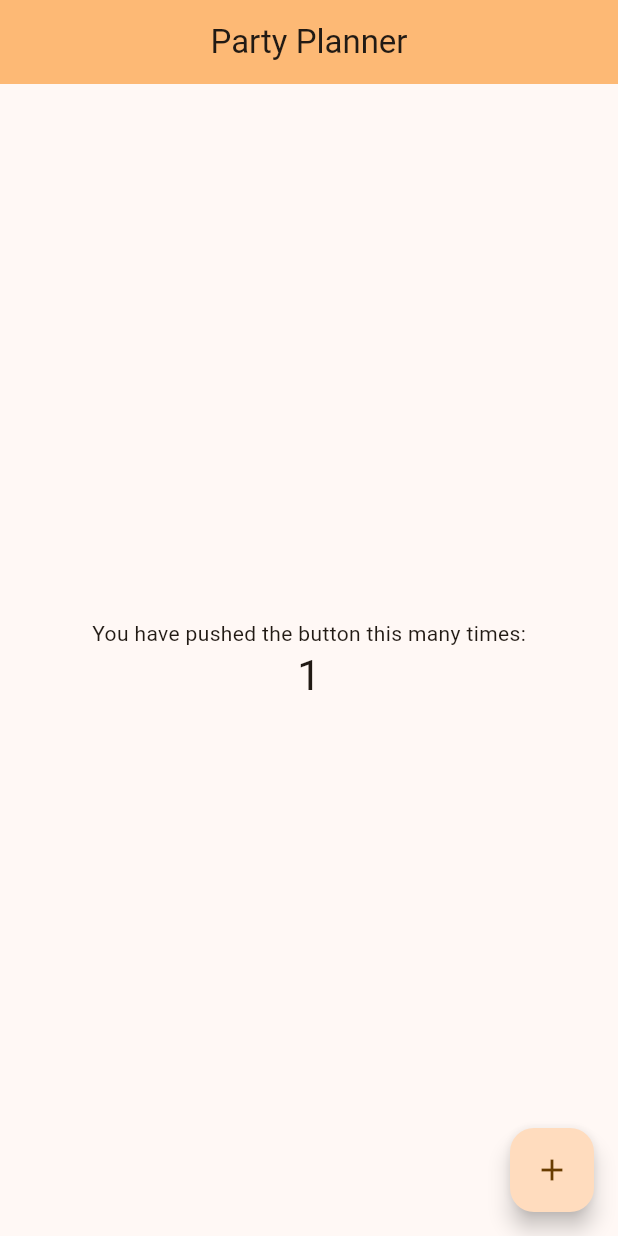
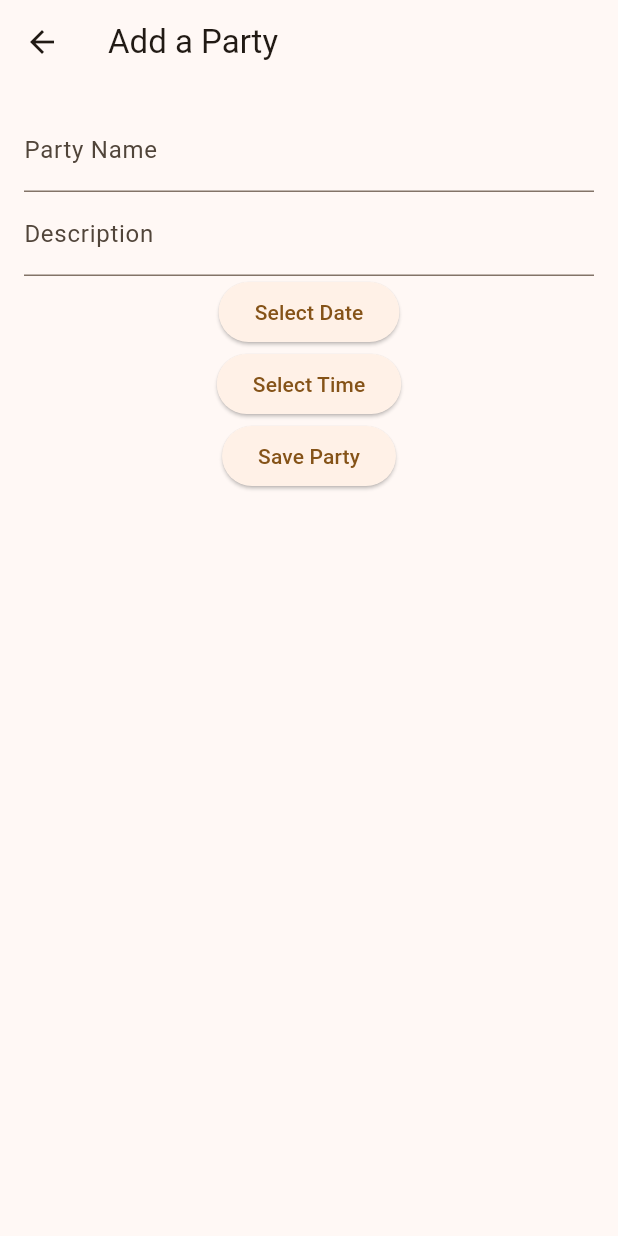
Before and after one commit to andreea-cazac/party_planner, a Flutter app: the screen it shows after launch, after a tap on the "add" icon, on a phone screen of 412 x 824 dp. Run offline on Flutter 3.47's test engine with Material 3 defaults, Android fonts, the phone set to English and light mode, and no system bars.

Commit message:
Requirement: create,save and display parties.

```diff
--- /dev/null
+++ b/devtools_options.yaml
@@ -0,0 +1,3 @@
+description: This file stores settings for Dart & Flutter DevTools.
+documentation: https://docs.flutter.dev/tools/devtools/extensions#configure-extension-enablement-states
+extensions:
--- /dev/null
+++ b/lib/config/constants.dart
@@ -0,0 +1,4 @@
+import 'package:flutter/material.dart';
+
+const String appTitle = 'Party Planner';
+final ColorScheme colorScheme = ColorScheme.fromSeed(seedColor: Colors.orange);
--- /dev/null
+++ b/lib/data/models/party_model.dart
@@ -0,0 +1,20 @@
+import 'package:uuid/uuid.dart';
+
+class Party {
+  String id;
+  String name;
+  String description;
+  DateTime date;
+
+  Party({
+    required this.id,
+    required this.name,
+    required this.description,
+    required this.date,
+  });
+
+  // Generate a unique ID when creating a new Party
+  static String generateId() {
+    return const Uuid().v4();
+  }
+}
--- /dev/null
+++ b/lib/data/repositories/party_repository.dart
@@ -0,0 +1,13 @@
+import '../models/party_model.dart';
+
+class PartyRepository {
+  List<Party> _parties = []; // Store parties in memory
+
+  List<Party> loadParties() {
+    return _parties; // Return current list
+  }
+
+  void saveParties(List<Party> parties) {
+    _parties = parties; // Overwrite list with new parties
+  }
+}
--- /dev/null
+++ b/lib/domain/use_cases/add_party_use_case.dart
@@ -0,0 +1,15 @@
+import '../../data/models/party_model.dart';
+import '../../data/repositories/party_repository.dart';
+
+//AddPartyUseCase ensures data is formatted correctly before storing it.
+//Handles business logic (e.g., validation, rules before saving to DB).
+class AddPartyUseCase {
+  final PartyRepository _repository;
+
+  AddPartyUseCase(this._repository);
+
+  void execute(Party party, List<Party> existingParties) {
+    existingParties.add(party);
+    _repository.saveParties(existingParties);
+  }
+}
--- a/lib/main.dart
+++ b/lib/main.dart
@@ -1,73 +1,59 @@
 import 'package:flutter/material.dart';
+import 'package:provider/provider.dart';
+import 'config/constants.dart';
+import 'presentation/screens/home_screen.dart';
+import 'providers/party_provider.dart';
+import 'data/repositories/party_repository.dart';
 
 void main() {
-  runApp(const MyApp());
+  runApp(
+
+    //MultiProvider is used to set up state management.
+    MultiProvider(
+      providers: [
+
+        //ChangeNotifierProvider creates and provides the PartyProvider instance to the entire app.
+        ChangeNotifierProvider(create: (context) => PartyProvider(PartyRepository())),
+      ],
+      child: const MyApp(),
+    ),
+  );
 }
 
 class MyApp extends StatelessWidget {
+  //avoid unnecessary rebuilds
   const MyApp({super.key});
 
-  // This widget is the root of your application.
+  //MaterialApp is the root, provides global settings
   @override
   Widget build(BuildContext context) {
     return MaterialApp(
-      title: 'Party Planner',
+      title: appTitle,
       debugShowCheckedModeBanner: false,
       theme: ThemeData(
-        colorScheme: ColorScheme.fromSeed(seedColor: Colors.orange),
+        colorScheme: colorScheme,
       ),
-      home: const MyHomePage(title: 'Party Planner'),
+      home: const MyHomePage(title: appTitle), //home is for navigation
     );
   }
 }
 
-class MyHomePage extends StatefulWidget {
+class MyHomePage extends StatelessWidget {
+  //avoid unnecessary rebuilds
   const MyHomePage({super.key, required this.title});
+
   final String title;
 
-  @override
-  State<MyHomePage> createState() => _MyHomePageState();
-}
-
-class _MyHomePageState extends State<MyHomePage> {
-  int _counter = 0;
-
-  void _incrementCounter() {
-    setState(() {
-      _counter++;
-    });
-  }
-
+  //Scaffold is the layout structure for single pages
   @override
   Widget build(BuildContext context) {
-    // This method is rerun every time setState is called, for instance as done
-    // by the _incrementCounter method above.
     return Scaffold(
       appBar: AppBar(
-        //Instead of changing the whole theme, changes a specific element
-        backgroundColor: Theme.of(context).colorScheme.inversePrimary,
-        title: Text(widget.title),
-        centerTitle: true, //set center for the android phone
+        backgroundColor: colorScheme.inversePrimary,
+        title: Text(title),
+        centerTitle: true, // Center the title for Android
       ),
-      body: Center(
-        // Center is a layout widget. It takes a single child and positions it
-        // in the middle of the parent.
-        child: Column(
-          mainAxisAlignment: MainAxisAlignment.center,
-          children: <Widget>[
-            const Text('You have pushed the button this many times:'),
-            Text(
-              '$_counter',
-              style: Theme.of(context).textTheme.headlineMedium,
-            ),
-          ],
-        ),
-      ),
-      floatingActionButton: FloatingActionButton(
-        onPressed: _incrementCounter,
-        tooltip: 'Increment',
-        child: const Icon(Icons.add),
-      ), // This trailing comma makes auto-formatting nicer for build methods.
+      body: HomeScreen(), // body is for UI content
     );
   }
 }
--- /dev/null
+++ b/lib/presentation/screens/add_party_screen.dart
@@ -0,0 +1,111 @@
+import 'package:flutter/material.dart';
+import 'package:provider/provider.dart';
+import '../../providers/party_provider.dart';
+
+class AddPartyScreen extends StatefulWidget {
+  const AddPartyScreen({super.key});
+
+  //stateful widgets must override
+  @override
+  AddPartyScreenState createState() => AddPartyScreenState();
+}
+
+class AddPartyScreenState extends State<AddPartyScreen> {
+
+  //data user will return
+  final TextEditingController _nameController = TextEditingController();
+  final TextEditingController _descriptionController = TextEditingController();
+  DateTime? _selectedDate;
+  TimeOfDay? _selectedTime;
+
+  void _saveParty(BuildContext context) {
+    if (_nameController.text.isEmpty || _descriptionController.text.isEmpty || _selectedDate == null || _selectedTime == null) {
+      ScaffoldMessenger.of(context).showSnackBar(
+        SnackBar(
+          content: const Text('Please fill in all fields before saving.'),
+          backgroundColor: Colors.red,
+          behavior: SnackBarBehavior.floating,
+        ),
+      );
+      return;
+    }
+
+    // Combine selected date and time into one DateTime object
+    // ! ensures the variable is not null
+    final DateTime fullDateTime = DateTime(
+      _selectedDate!.year,
+      _selectedDate!.month,
+      _selectedDate!.day,
+      _selectedTime!.hour,
+      _selectedTime!.minute,
+    );
+
+    //listen: false means this widget doesn’t need to rebuild when PartyProvider updates.
+    Provider.of<PartyProvider>(context, listen: false)
+        .addParty(_nameController.text, _descriptionController.text, fullDateTime);
+
+    //Navigator.pop(context); closes the current screen and goes back to the previous screen
+    //Opposite of Navigator.push
+    Navigator.pop(context);
+  }
+
+  @override
+  Widget build(BuildContext context) {
+    return Scaffold(
+      appBar: AppBar(title: const Text('Add a Party')),
+      body: Padding(
+        padding: const EdgeInsets.all(16.0), //16px of all sides
+        child: Column(
+          children: [
+            TextField(
+              controller: _nameController,
+              decoration: const InputDecoration(labelText: 'Party Name'),
+            ),
+            TextField(
+              controller: _descriptionController,
+              decoration: const InputDecoration(labelText: 'Description'),
+            ),
+            ElevatedButton(
+              onPressed: () async {
+                DateTime? pickedDate = await showDatePicker(
+                  context: context,
+                  initialDate: DateTime.now(),
+                  firstDate: DateTime.now(),
+                  lastDate: DateTime(2100),
+                );
+
+                //trigger an UI update
+                //for name and description we do not setState as the text field updates in real time
+                setState(() {
+                  _selectedDate = pickedDate;
+                });
+              },
+              child: Text(_selectedDate == null
+                  ? 'Select Date'
+                  : '${_selectedDate!.day}/${_selectedDate!.month}/${_selectedDate!.year}'),
+            ),
+            // Time Picker Button
+            ElevatedButton(
+              onPressed: () async {
+                TimeOfDay? pickedTime = await showTimePicker(
+                  context: context,
+                  initialTime: TimeOfDay.now(),
+                );
+                setState(() {
+                  _selectedTime = pickedTime;
+                });
+              },
+              child: Text(_selectedTime == null
+                  ? 'Select Time'
+                  : _selectedTime!.format(context)),
+            ),
+            ElevatedButton(
+              onPressed: () => _saveParty(context),
+              child: const Text('Save Party'),
+            ),
+          ],
+        ),
+      ),
+    );
+  }
+}
--- /dev/null
+++ b/lib/presentation/screens/home_screen.dart
@@ -0,0 +1,40 @@
+import 'package:flutter/material.dart';
+import 'package:provider/provider.dart';
+import 'package:intl/intl.dart';
+import '../../providers/party_provider.dart';
+import 'add_party_screen.dart';
+
+class HomeScreen extends StatelessWidget {
+  const HomeScreen({super.key});
+
+  @override
+  Widget build(BuildContext context) {
+
+    //listen for changes, to update the UI when new parties are added
+    final partyProvider = Provider.of<PartyProvider>(context);
+
+    return Scaffold(
+      appBar: AppBar(title: const Text('Upcoming Parties')),
+      body: ListView.builder(
+        itemCount: partyProvider.parties.length,
+        itemBuilder: (context, index) {
+          final party = partyProvider.parties[index];
+          return ListTile(
+            title: Text(party.name),
+            subtitle: Text('${party.description}\n${DateFormat('dd/MM/yyyy HH:mm').format(party.date)}'),
+            //isThreeLine: true,
+          );
+        },
+      ),
+      floatingActionButton: FloatingActionButton(
+        onPressed: () {
+          Navigator.push(
+            context, //it tells flutter where in the widget tree we are
+            MaterialPageRoute(builder: (context) => AddPartyScreen()), //new page slide effect (navigation animation)
+          );
+        },
+        child: const Icon(Icons.add),
+      ),
+    );
+  }
+}
--- /dev/null
+++ b/lib/providers/party_provider.dart
@@ -0,0 +1,46 @@
+import 'package:flutter/material.dart';
+import '../data/models/party_model.dart';
+import '../data/repositories/party_repository.dart';
+import '../domain/use_cases/add_party_use_case.dart';
+
+//PartyProvider stores the list of parties and updates the UI when changes happen.
+//Handles state management and notifies UI of changes.
+//ChangeNotifier is used for state management
+class PartyProvider with ChangeNotifier {
+  final PartyRepository _repository;
+  final AddPartyUseCase _addPartyUseCase;
+  List<Party> _parties = [];
+
+  PartyProvider(this._repository) : _addPartyUseCase = AddPartyUseCase(_repository) {
+    //method executed when the constructor is called
+    _loadParties();
+  }
+
+  //getter
+  List<Party> get parties => _parties;
+
+  void _loadParties() {
+    _parties = _repository.loadParties();
+
+    //“Hey, something changed! Rebuild all widgets that use this provider.”
+    notifyListeners();
+  }
+
+  void addParty(String name, String description, DateTime date) {
+    final party = Party(
+      id: Party.generateId(),
+      name: name,
+      description: description,
+      date: date,
+    );
+
+    _addPartyUseCase.execute(party, _parties);
+    notifyListeners();
+  }
+
+  //editParty()
+
+  //addGuest()
+
+  //send invite()
+}
--- a/pubspec.yaml
+++ b/pubspec.yaml
@@ -35,6 +35,9 @@ dependencies:
   # Use with the CupertinoIcons class for iOS style icons.
   cupertino_icons: ^1.0.8
   flutter_launcher_icons: ^0.14.3
+  uuid: ^4.5.1
+  provider: ^6.1.2
+  intl: ^0.20.2
 
 dev_dependencies:
   flutter_test:
```
Also changed, not shown: lib/config/app_routes.dart (added), pubspec.lock, 1 other file.
